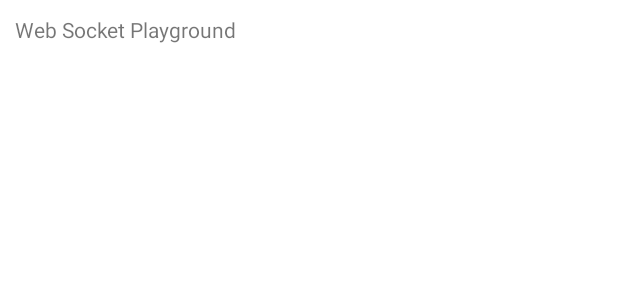
After one commit to anangkur/websocket-android-playground, an Android app: the layout item_message.xml on its own in the app's theme, with its tools: preview values and no code run, on a phone screen of 412 x 824 dp. The commit adds this screen. Shown: the top 300 px of the screen. Run offline under Robolectric (Android 15) with nearby library versions, the phone set to English and light mode, and no system bars.

Commit message:
feat(app): create layout and implement web socket connection to MainActivity.kt

```diff
--- /dev/null
+++ b/app/src/main/java/com/anangkur/websocketplayground/model/Message.kt
@@ -0,0 +1,6 @@
+package com.anangkur.websocketplayground.model
+
+data class Message(
+    val message: String,
+    val isFromSender: Boolean,
+)
--- /dev/null
+++ b/app/src/main/res/layout/item_message.xml
@@ -0,0 +1,20 @@
+<?xml version="1.0" encoding="utf-8"?>
+<ViewFlipper
+    xmlns:android="http://schemas.android.com/apk/res/android"
+    android:layout_width="match_parent"
+    android:layout_height="wrap_content">
+    <TextView
+        android:id="@+id/tv_message_sender"
+        android:layout_width="match_parent"
+        android:layout_height="wrap_content"
+        android:padding="10dp"
+        android:text="@string/app_name"
+        android:textAlignment="textStart"/>
+    <TextView
+        android:id="@+id/tv_message_receiver"
+        android:layout_width="match_parent"
+        android:layout_height="wrap_content"
+        android:padding="10dp"
+        android:text="@string/app_name"
+        android:textAlignment="textEnd"/>
+</ViewFlipper>
--- a/app/src/main/res/values/strings.xml
+++ b/app/src/main/res/values/strings.xml
@@ -1,3 +1,4 @@
 <resources>
     <string name="app_name">Web Socket Playground</string>
+    <string name="btn_send">Send</string>
 </resources>
```
Also changed, not shown: app/src/main/java/com/anangkur/websocketplayground/ChatMessageAdapter.kt (added, +46 -0 lines), app/src/main/java/com/anangkur/websocketplayground/MainActivity.kt (+101 -5 lines), app/src/main/res/layout/activity_main.xml (+43 -1 lines).
